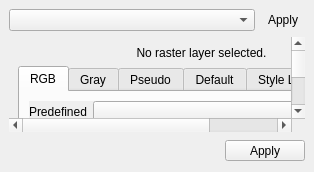
The window that enmapbox/coreapps/rasterlayerstylingapp/rasterlayerstylingpanel.ui (EnMAP-Box/enmap-box) describes before a commit, drawn with Qt 5.
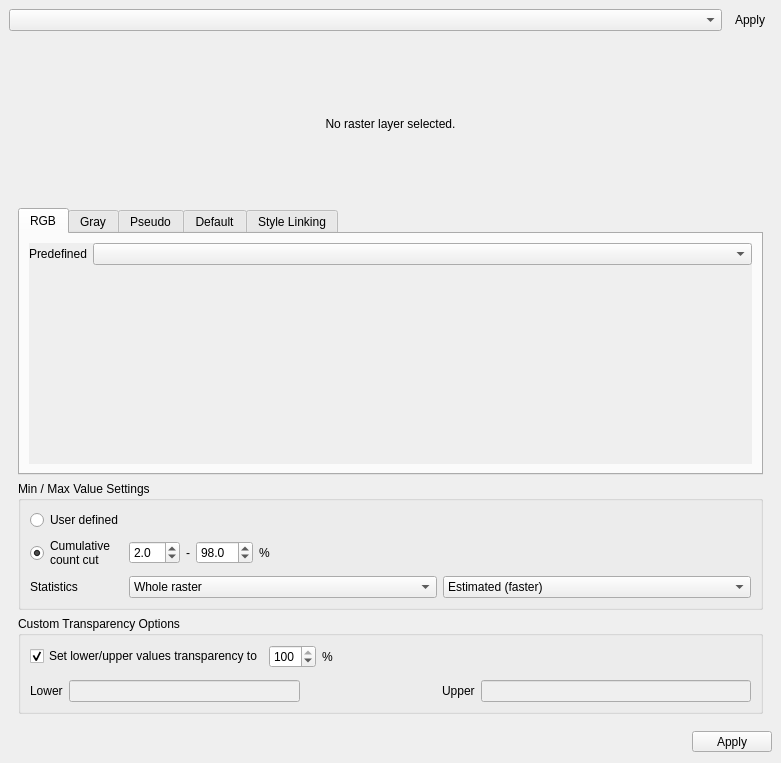
The same window after the commit. Icons and pictures are not drawn. Custom widgets are drawn as their Qt base class.

Patch:
```diff
--- a/enmapbox/coreapps/rasterlayerstylingapp/rasterlayerstylingpanel.ui
+++ b/enmapbox/coreapps/rasterlayerstylingapp/rasterlayerstylingpanel.ui
@@ -6,8 +6,8 @@
    <rect>
     <x>0</x>
     <y>0</y>
-    <width>314</width>
-    <height>172</height>
+    <width>781</width>
+    <height>763</height>
    </rect>
   </property>
   <property name="sizePolicy">
@@ -98,8 +98,8 @@
         <rect>
          <x>0</x>
          <y>0</y>
-         <width>351</width>
-         <height>314</height>
+         <width>763</width>
+         <height>660</height>
         </rect>
        </property>
        <layout class="QVBoxLayout" name="verticalLayout_12">
@@ -152,8 +152,8 @@
                 <rect>
                  <x>0</x>
                  <y>0</y>
-                 <width>309</width>
-                 <height>102</height>
+                 <width>721</width>
+                 <height>223</height>
                 </rect>
                </property>
                <layout class="QVBoxLayout" name="verticalLayout_6">
@@ -688,6 +688,154 @@
           </layout>
          </widget>
         </item>
+        <item>
+         <widget class="QgsCollapsibleGroupBox" name="mGroupBoxTransparency">
+          <property name="sizePolicy">
+           <sizepolicy hsizetype="Preferred" vsizetype="Fixed">
+            <horstretch>0</horstretch>
+            <verstretch>0</verstretch>
+           </sizepolicy>
+          </property>
+          <property name="minimumSize">
+           <size>
+            <width>0</width>
+            <height>0</height>
+           </size>
+          </property>
+          <property name="title">
+           <string>Custom Transparency Options</string>
+          </property>
+          <property name="checkable">
+           <bool>false</bool>
+          </property>
+          <layout class="QVBoxLayout" name="verticalLayout_15">
+           <item>
+            <layout class="QHBoxLayout" name="horizontalLayout_4">
+             <item>
+              <widget class="QCheckBox" name="mUseTransparency">
+               <property name="text">
+                <string>Set lower/upper values transparency to</string>
+               </property>
+               <property name="checked">
+                <bool>true</bool>
+               </property>
+              </widget>
+             </item>
+             <item>
+              <widget class="QSpinBox" name="mTransparencyValue">
+               <property name="maximum">
+                <number>100</number>
+               </property>
+               <property name="value">
+                <number>100</number>
+               </property>
+              </widget>
+             </item>
+             <item>
+              <widget class="QLabel" name="label_35">
+               <property name="sizePolicy">
+                <sizepolicy hsizetype="Fixed" vsizetype="Preferred">
+                 <horstretch>0</horstretch>
+                 <verstretch>0</verstretch>
+                </sizepolicy>
+               </property>
+               <property name="text">
+                <string>%</string>
+               </property>
+              </widget>
+             </item>
+             <item>
+              <spacer name="horizontalSpacer_4">
+               <property name="orientation">
+                <enum>Qt::Horizontal</enum>
+               </property>
+               <property name="sizeHint" stdset="0">
+                <size>
+                 <width>40</width>
+                 <height>20</height>
+                </size>
+               </property>
+              </spacer>
+             </item>
+            </layout>
+           </item>
+           <item>
+            <widget class="QgsRangeSlider" name="mTransparencySlider" native="true"/>
+           </item>
+           <item>
+            <layout class="QHBoxLayout" name="horizontalLayout_5" stretch="2,1,0,2">
+             <item>
+              <layout class="QHBoxLayout" name="horizontalLayout_9">
+               <item>
+                <widget class="QLabel" name="label_36">
+                 <property name="sizePolicy">
+                  <sizepolicy hsizetype="Fixed" vsizetype="Preferred">
+                   <horstretch>0</horstretch>
+                   <verstretch>0</verstretch>
+                  </sizepolicy>
+                 </property>
+                 <property name="text">
+                  <string>Lower</string>
+                 </property>
+                </widget>
+               </item>
+               <item>
+                <widget class="QLineEdit" name="mTransparencyLower">
+                 <property name="enabled">
+                  <bool>false</bool>
+                 </property>
+                 <property name="readOnly">
+                  <bool>true</bool>
+                 </property>
+                </widget>
+               </item>
+              </layout>
+             </item>
+             <item>
+              <spacer name="horizontalSpacer_5">
+               <property name="orientation">
+                <enum>Qt::Horizontal</enum>
+               </property>
+               <property name="sizeHint" stdset="0">
+                <size>
+                 <width>1</width>
+                 <height>20</height>
+                </size>
+               </property>
+              </spacer>
+             </item>
+             <item>
+              <widget class="QLabel" name="label_37">
+               <property name="sizePolicy">
+                <sizepolicy hsizetype="Fixed" vsizetype="Preferred">
+                 <horstretch>0</horstretch>
+                 <verstretch>0</verstretch>
+                </sizepolicy>
+               </property>
+               <property name="text">
+                <string>Upper</string>
+               </property>
+              </widget>
+             </item>
+             <item>
+              <layout class="QHBoxLayout" name="horizontalLayout_10">
+               <item>
+                <widget class="QLineEdit" name="mTransparencyUpper">
+                 <property name="enabled">
+                  <bool>false</bool>
+                 </property>
+                 <property name="readOnly">
+                  <bool>true</bool>
+                 </property>
+                </widget>
+               </item>
+              </layout>
+             </item>
+            </layout>
+           </item>
+          </layout>
+         </widget>
+        </item>
        </layout>
       </widget>
      </widget>
@@ -757,6 +905,12 @@
    <header>rasterlayerstylingapp.rasterlayerstylingbandwidget</header>
    <container>1</container>
   </customwidget>
+  <customwidget>
+   <class>QgsRangeSlider</class>
+   <extends>QWidget</extends>
+   <header>qgis.gui</header>
+   <container>1</container>
+  </customwidget>
  </customwidgets>
  <resources/>
  <connections/>
```
Left out of the diff: 43 changed lines with no effect on the pictures.
